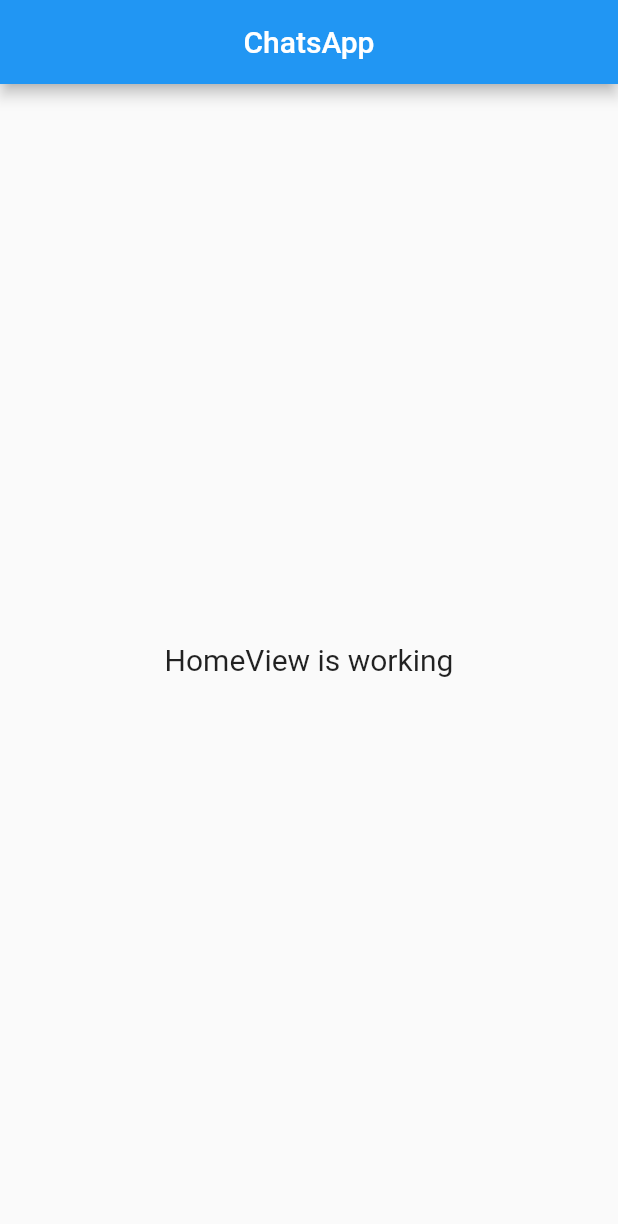
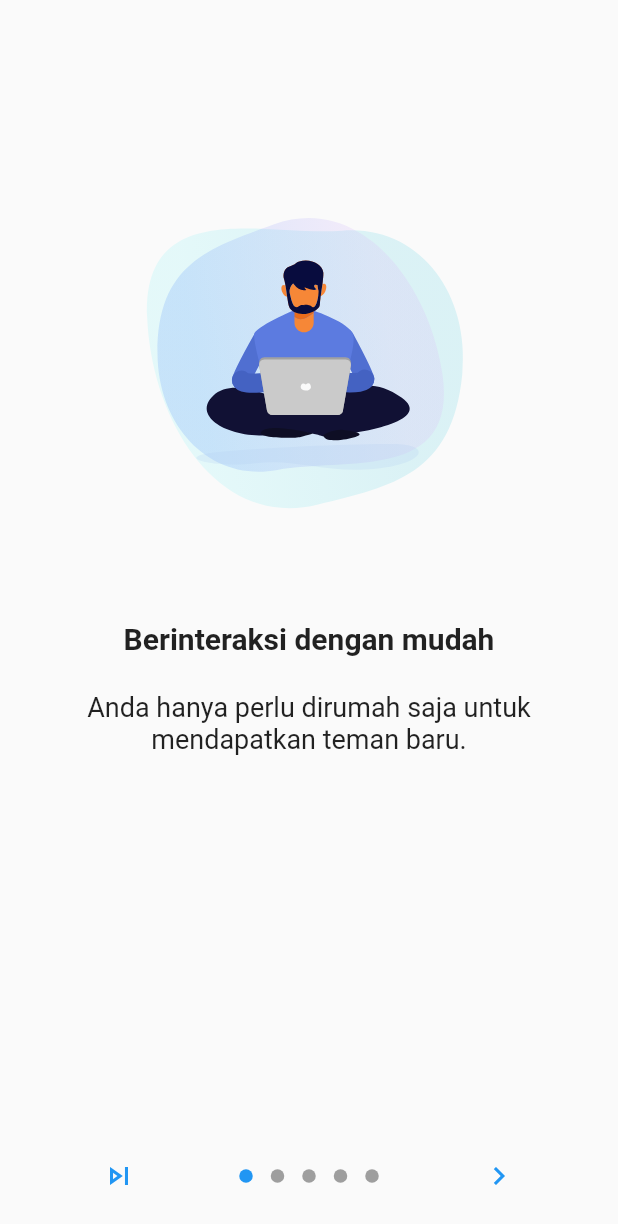
Before and after one commit to hid0/chatapp, a Flutter app: the screen it shows after launch, on a phone screen of 412 x 824 dp. Shown: the top 1224 px of the screen. Run offline on Flutter 3.47's test engine with Material 2 defaults, Android fonts, the phone set to English and light mode, and no system bars; drawn by our look-alikes of introduction_screen; our stand-ins replace firebase_core, get, lottie; accounts and stored records are empty; project files that could hold a hidden picture were left out.

Commit message:
introduction section

```diff
--- /dev/null
+++ b/lib/app/controllers/auth_controller.dart
@@ -0,0 +1,7 @@
+import 'package:get/get.dart';
+
+class AuthController extends GetxController {
+  // if intro skip or don't skip
+  var inSkipIntro = false.obs;
+  var isLoggedIn = false.obs;
+}
--- /dev/null
+++ b/lib/app/modules/introduction/views/introduction_view.dart
@@ -0,0 +1,77 @@
+// depedencies
+import 'package:chatapp/app/routes/app_pages.dart';
+import 'package:get/get.dart';
+import 'package:lottie/lottie.dart';
+import 'package:flutter/material.dart';
+import 'package:introduction_screen/introduction_screen.dart';
+
+// controllers
+import '../controllers/introduction_controller.dart';
+
+class IntroductionView extends GetView<IntroductionController> {
+  @override
+  Widget build(BuildContext context) {
+    return Scaffold(
+      body: IntroductionScreen(
+        pages: [
+          PageViewModel(
+            title: "Berinteraksi dengan mudah",
+            body: "Anda hanya perlu dirumah saja untuk mendapatkan teman baru.",
+            image: Container(
+              width: Get.width * 0.6,
+              height: Get.width * 0.6,
+              child: Center(
+                  child: Lottie.asset('assets/lottie/main-laptop-duduk.json')),
+            ),
+          ),
+          PageViewModel(
+            title: "Dengan ChatsApp anda bisa chatting dengan teman anda",
+            body: "Anda mencari namanya saja dipencarian",
+            image: Container(
+              width: Get.width * 0.6,
+              height: Get.width * 0.6,
+              child: Center(child: Lottie.asset('assets/lottie/ojek.json')),
+            ),
+          ),
+          PageViewModel(
+            title: "Chat dengan enkripsi ganda",
+            body:
+                "Pengenkripsian data peer2peer yang membuat chatting anda aman terkendali",
+            image: Container(
+              width: Get.width * 0.6,
+              height: Get.width * 0.6,
+              child: Center(child: Lottie.asset('assets/lottie/password.json')),
+            ),
+          ),
+          PageViewModel(
+            title: "Free",
+            body: "Tentu saja gratis selama yang anda mau",
+            image: Container(
+              width: Get.width * 0.6,
+              height: Get.width * 0.6,
+              child: Center(child: Lottie.asset('assets/lottie/payment.json')),
+            ),
+          ),
+          PageViewModel(
+            title: "Join sekarang",
+            body:
+                "Mari gabung dengan kami, untuk terhubung dengan yang lainnya",
+            image: Container(
+              width: Get.width * 0.6,
+              height: Get.width * 0.6,
+              child: Center(child: Lottie.asset('assets/lottie/register.json')),
+            ),
+          ),
+        ],
+        onDone: () => Get.offAllNamed(Routes.LOGIN),
+        showSkipButton: true,
+        skip: const Icon(Icons.skip_next_outlined),
+        next: const Icon(Icons.chevron_right_outlined),
+        done: const Text(
+          "Login",
+          style: TextStyle(fontWeight: FontWeight.w600),
+        ),
+      ),
+    );
+  }
+}
--- a/lib/app/routes/app_pages.dart
+++ b/lib/app/routes/app_pages.dart
@@ -2,13 +2,17 @@ import 'package:get/get.dart';
 
 import 'package:chatapp/app/modules/home/bindings/home_binding.dart';
 import 'package:chatapp/app/modules/home/views/home_view.dart';
+import 'package:chatapp/app/modules/introduction/bindings/introduction_binding.dart';
+import 'package:chatapp/app/modules/introduction/views/introduction_view.dart';
+import 'package:chatapp/app/modules/login/bindings/login_binding.dart';
+import 'package:chatapp/app/modules/login/views/login_view.dart';
 
 part 'app_routes.dart';
 
 class AppPages {
   AppPages._();
 
-  static const INITIAL = Routes.HOME;
+  // static const INITIAL = Routes.HOME;
 
   static final routes = [
     GetPage(
@@ -16,5 +20,15 @@ class AppPages {
       page: () => HomeView(),
       binding: HomeBinding(),
     ),
+    GetPage(
+      name: _Paths.INTRODUCTION,
+      page: () => IntroductionView(),
+      binding: IntroductionBinding(),
+    ),
+    GetPage(
+      name: _Paths.LOGIN,
+      page: () => LoginView(),
+      binding: LoginBinding(),
+    ),
   ];
 }
--- a/lib/app/routes/app_routes.dart
+++ b/lib/app/routes/app_routes.dart
@@ -5,8 +5,12 @@ abstract class Routes {
   Routes._();
 
   static const HOME = _Paths.HOME;
+  static const INTRODUCTION = _Paths.INTRODUCTION;
+  static const LOGIN = _Paths.LOGIN;
 }
 
 abstract class _Paths {
   static const HOME = '/home';
+  static const INTRODUCTION = '/introduction';
+  static const LOGIN = '/login';
 }
--- a/lib/main.dart
+++ b/lib/main.dart
@@ -2,6 +2,9 @@
 import 'package:firebase_core/firebase_core.dart';
 import 'package:flutter/material.dart';
 import 'package:get/get.dart';
+
+// controllers
+import 'package:chatapp/app/controllers/auth_controller.dart';
 
 // pages
 import 'package:chatapp/app/utils/splash_screen.dart';
@@ -16,6 +19,7 @@ void main() {
 
 class MyApp extends StatelessWidget {
   final Future<FirebaseApp> _initialization = Firebase.initializeApp();
+  final Auth = Get.put(AuthController(), permanent: true);
   @override
   Widget build(BuildContext context) {
     return FutureBuilder(
@@ -34,11 +38,17 @@ class MyApp extends StatelessWidget {
             future: Future.delayed(Duration(seconds: 3)),
             builder: (context, snapshot) {
               if (snapshot.connectionState == ConnectionState.done) {
-                return GetMaterialApp(
-                  debugShowCheckedModeBanner: false,
-                  title: "ChatsApp",
-                  initialRoute: AppPages.INITIAL,
-                  getPages: AppPages.routes,
+                return Obx(
+                  () => GetMaterialApp(
+                    debugShowCheckedModeBanner: false,
+                    title: "ChatsApp",
+                    initialRoute: Auth.inSkipIntro.isTrue
+                        ? Auth.isLoggedIn.isTrue
+                            ? Routes.HOME
+                            : Routes.LOGIN
+                        : Routes.INTRODUCTION,
+                    getPages: AppPages.routes,
+                  ),
                 );
               }
               return SplashScreen();
```
Also changed, not shown: lib/app/modules/introduction/bindings/introduction_binding.dart (added, +12 -0 lines), lib/app/modules/introduction/controllers/introduction_controller.dart (added, +20 -0 lines), lib/app/modules/login/bindings/login_binding.dart (added, +12 -0 lines), lib/app/modules/login/controllers/login_controller.dart (added, +20 -0 lines), lib/app/modules/login/views/login_view.dart (added, +23 -0 lines), pubspec.yaml (+4 -3 lines), assets/logo/icon.png, pubspec.lock, 22 other files.
